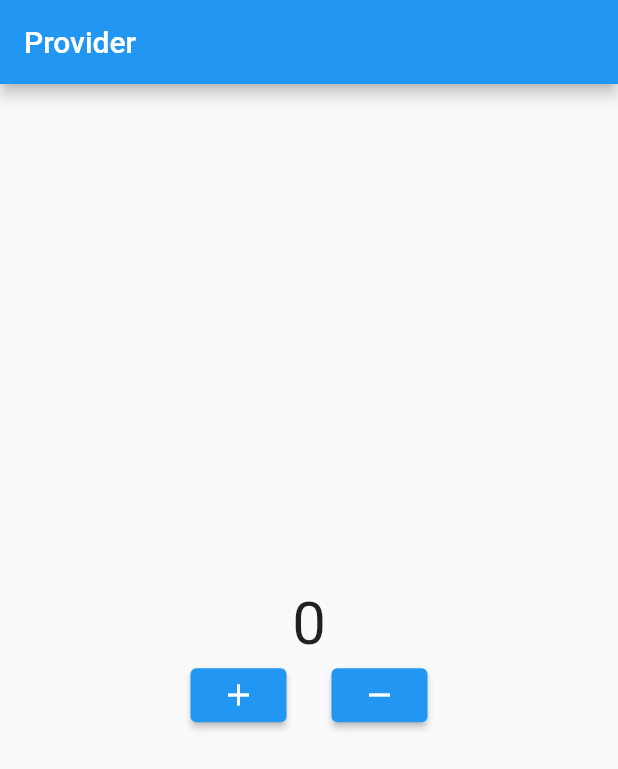
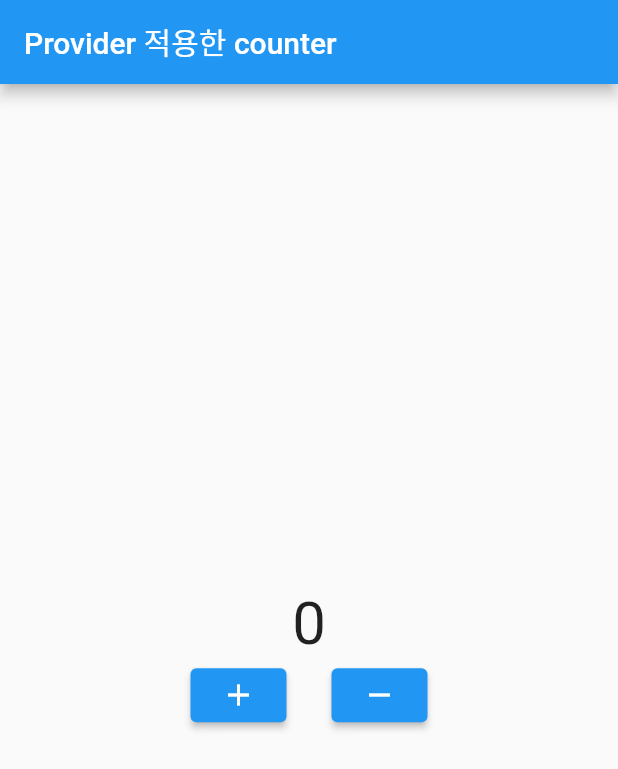
Before and after one commit to clouari/flutter_provider_counter, a Flutter app: the screen it shows after launch, on a phone screen of 412 x 824 dp. Shown: the top 769 px of the screen. Run offline on Flutter 3.47's test engine with Material 2 defaults, Android fonts, the phone set to English and light mode, and no system bars.

Commit message:
Provider 적용한 Counter App

```diff
--- a/lib/main.dart
+++ b/lib/main.dart
@@ -36,7 +36,7 @@ class MyHomePage extends StatelessWidget {
   Widget build(BuildContext context) {
     return Scaffold(
       appBar: AppBar(
-        title: const Text("Provider"),
+        title: const Text("Provider 적용한 counter"),
       ),
       body: ChangeNotifierProvider(
         create: (BuildContext context) => MainViewModel(),
```
